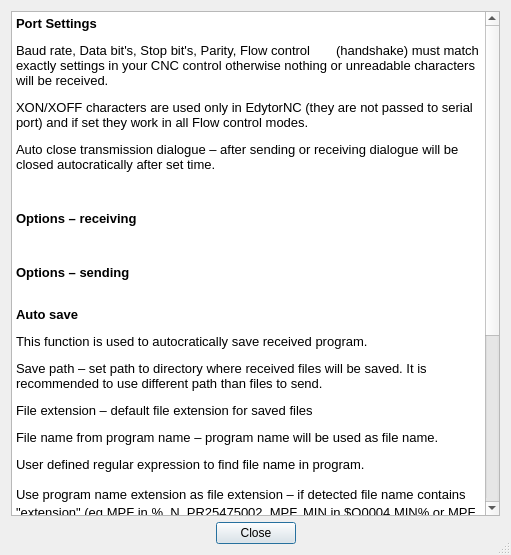
This is src/serialportcfghelpdialog.ui in GCodeProjects/GCodeWorkShop as Qt 5 draws it before an edit. The edited form follows.
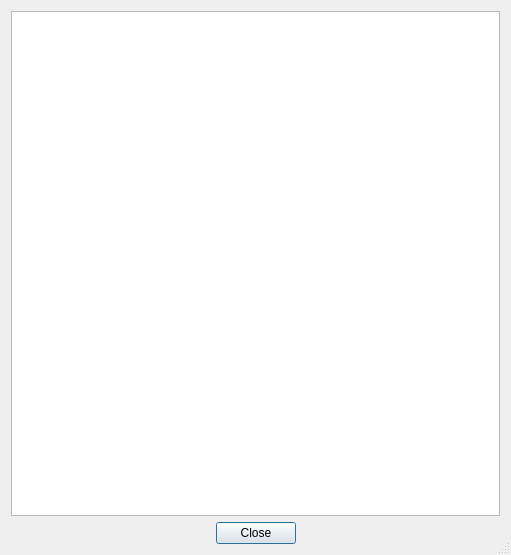
This is the edited form.

What changed in the file:
```diff
--- a/src/serialportcfghelpdialog.ui
+++ b/src/serialportcfghelpdialog.ui
@@ -24,26 +24,7 @@
 &lt;html&gt;&lt;head&gt;&lt;meta name=&quot;qrichtext&quot; content=&quot;1&quot; /&gt;&lt;style type=&quot;text/css&quot;&gt;
 p, li { white-space: pre-wrap; }
 &lt;/style&gt;&lt;/head&gt;&lt;body style=&quot; font-family:'Sans Serif'; font-size:10pt; font-weight:400; font-style:normal;&quot;&gt;
-&lt;p style=&quot; margin-top:0px; margin-bottom:0px; margin-left:0px; margin-right:0px; -qt-block-indent:0; text-indent:0px;&quot;&gt;&lt;span style=&quot; font-weight:600;&quot;&gt;Port Settings&lt;/span&gt; &lt;/p&gt;
-&lt;p style=&quot; margin-top:12px; margin-bottom:0px; margin-left:0px; margin-right:0px; -qt-block-indent:0; text-indent:0px; line-height:100%;&quot;&gt;Baud rate, Data bit's, Stop bit's, Parity, Flow control 	(handshake) must match exactly settings in your CNC control otherwise nothing or unreadable characters will be received. &lt;/p&gt;
-&lt;p style=&quot; margin-top:12px; margin-bottom:0px; margin-left:0px; margin-right:0px; -qt-block-indent:0; text-indent:0px; line-height:100%;&quot;&gt;XON/XOFF characters are used only in EdytorNC (they are not passed to serial port) and if set they work in all Flow control modes. &lt;/p&gt;
-&lt;p style=&quot; margin-top:12px; margin-bottom:0px; margin-left:0px; margin-right:0px; -qt-block-indent:0; text-indent:0px; line-height:100%;&quot;&gt;Auto close transmission dialogue – after sending or receiving dialogue will be closed autocratically after set time. &lt;/p&gt;
-&lt;p style=&quot;-qt-paragraph-type:empty; margin-top:12px; margin-bottom:0px; margin-left:0px; margin-right:0px; -qt-block-indent:0; text-indent:0px; line-height:100%;&quot;&gt;&lt;br /&gt;&lt;/p&gt;
-&lt;p style=&quot; margin-top:12px; margin-bottom:0px; margin-left:0px; margin-right:0px; -qt-block-indent:0; text-indent:0px; line-height:100%;&quot;&gt;&lt;span style=&quot; font-weight:600;&quot;&gt;Options – receiving&lt;/span&gt; &lt;/p&gt;
-&lt;p style=&quot;-qt-paragraph-type:empty; margin-top:12px; margin-bottom:0px; margin-left:0px; margin-right:0px; -qt-block-indent:0; text-indent:0px; line-height:100%;&quot;&gt;&lt;br /&gt;&lt;/p&gt;
-&lt;p style=&quot; margin-top:12px; margin-bottom:0px; margin-left:0px; margin-right:0px; -qt-block-indent:0; text-indent:0px; line-height:100%;&quot;&gt;&lt;span style=&quot; font-weight:600;&quot;&gt;Options – sending&lt;/span&gt; &lt;/p&gt;
-&lt;p style=&quot; margin-top:12px; margin-bottom:0px; margin-left:0px; margin-right:0px; -qt-block-indent:0; text-indent:0px; line-height:100%;&quot;&gt;&lt;br /&gt;&lt;span style=&quot; font-weight:600;&quot;&gt;Auto save&lt;/span&gt; &lt;/p&gt;
-&lt;p style=&quot; margin-top:12px; margin-bottom:0px; margin-left:0px; margin-right:0px; -qt-block-indent:0; text-indent:0px; line-height:100%;&quot;&gt;This function is used to autocratically save received program. &lt;/p&gt;
-&lt;p style=&quot; margin-top:12px; margin-bottom:0px; margin-left:0px; margin-right:0px; -qt-block-indent:0; text-indent:0px; line-height:100%;&quot;&gt;Save path – set path to directory where received files will be saved. It is recommended to use different path than files to send. &lt;/p&gt;
-&lt;p style=&quot; margin-top:12px; margin-bottom:0px; margin-left:0px; margin-right:0px; -qt-block-indent:0; text-indent:0px; line-height:100%;&quot;&gt;File extension – default file extension for saved files &lt;/p&gt;
-&lt;p style=&quot; margin-top:12px; margin-bottom:0px; margin-left:0px; margin-right:0px; -qt-block-indent:0; text-indent:0px; line-height:100%;&quot;&gt;File name from program name – program name will be used as file name. &lt;/p&gt;
-&lt;p style=&quot; margin-top:12px; margin-bottom:0px; margin-left:0px; margin-right:0px; -qt-block-indent:0; text-indent:0px; line-height:120%;&quot;&gt;User defined regular expression to find file name in program. &lt;/p&gt;
-&lt;p style=&quot; margin-top:12px; margin-bottom:0px; margin-left:0px; margin-right:0px; -qt-block-indent:0; text-indent:0px; line-height:120%;&quot;&gt;Use program name extension as file extension – if detected file name contains &amp;quot;extension&amp;quot; (eg MPF in %_N_PR25475002_MPF, MIN in $O0004.MIN% or MPF in %MPF456...) it will be used as extension of saved file. Setting &amp;quot;File extension&amp;quot; will be ignored. &lt;/p&gt;
-&lt;p style=&quot; margin-top:12px; margin-bottom:0px; margin-left:0px; margin-right:0px; -qt-block-indent:0; text-indent:0px; line-height:120%;&quot;&gt;Append extension at end – If detected file name contains &amp;quot;extension&amp;quot; (eg MPF in %_N_PR25475002_MPF, MIN in $O0004.MIN% or MPF in %MPF456...) it will be used as part of file name. At end of the file name after character '_' (eg O0004_MIN.nc). Selected file extension will be used. &lt;/p&gt;
-&lt;p style=&quot; margin-top:12px; margin-bottom:0px; margin-left:0px; margin-right:0px; -qt-block-indent:0; text-indent:0px; line-height:100%;&quot;&gt;Remove letters from file name – Letters in detected file name will be removed (only digits will be left). If in result file name becomes empty, version with letters will be used. &lt;/p&gt;
-&lt;p style=&quot;-qt-paragraph-type:empty; margin-top:12px; margin-bottom:0px; margin-left:0px; margin-right:0px; -qt-block-indent:0; text-indent:0px; line-height:100%;&quot;&gt;&lt;br /&gt;&lt;/p&gt;
-&lt;p style=&quot; margin-top:12px; margin-bottom:0px; margin-left:0px; margin-right:0px; -qt-block-indent:0; text-indent:0px; line-height:100%;&quot;&gt;&lt;span style=&quot; font-weight:600;&quot;&gt;File server&lt;/span&gt;&lt;/p&gt;
-&lt;p style=&quot;-qt-paragraph-type:empty; margin-top:12px; margin-bottom:0px; margin-left:0px; margin-right:0px; -qt-block-indent:0; text-indent:0px; line-height:100%; font-weight:600;&quot;&gt;&lt;br /&gt;&lt;/p&gt;&lt;/body&gt;&lt;/html&gt;</string>
+&lt;p style=&quot;-qt-paragraph-type:empty; margin-top:12px; margin-bottom:0px; margin-left:0px; margin-right:0px; -qt-block-indent:0; text-indent:0px; line-height:100%;&quot;&gt;&lt;br /&gt;&lt;/p&gt;&lt;/body&gt;&lt;/html&gt;</string>
      </property>
     </widget>
    </item>
```
